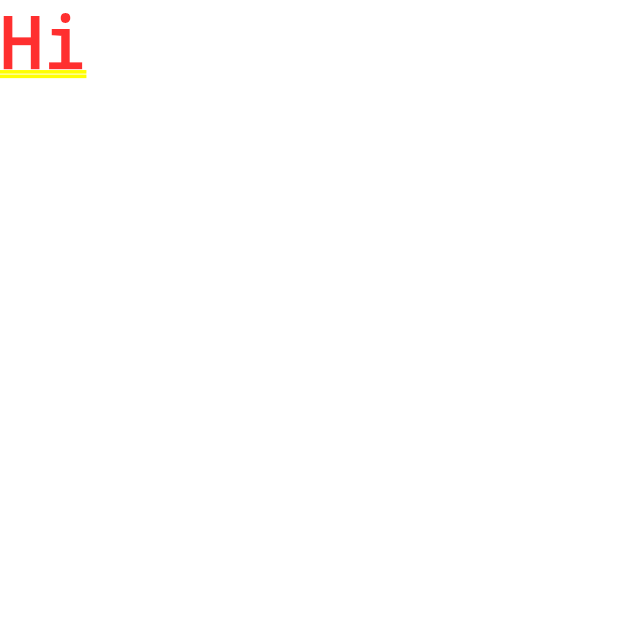
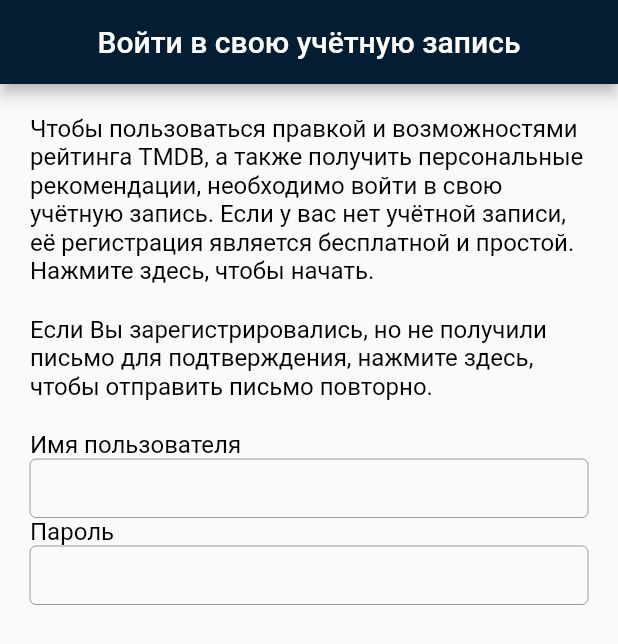
Before and after one commit to mrxab/themoviedb, a Flutter app: the screen it shows after launch, on a phone screen of 412 x 824 dp. Shown: the top 644 px of the screen. Run offline on Flutter 3.47's test engine with Material 2 defaults, Android fonts, the phone set to English and light mode, and no system bars.

Commit message:
add auth widget

```diff
--- a/lib/main.dart
+++ b/lib/main.dart
@@ -1,4 +1,5 @@
 import 'package:flutter/material.dart';
+import 'widget/auth/auth_widget.dart';
 
 void main() {
   runApp(const MyApp());
@@ -13,8 +14,9 @@ class MyApp extends StatelessWidget {
       title: 'Flutter Demo',
       theme: ThemeData(
         primarySwatch: Colors.blue,
+        appBarTheme: AppBarTheme(color: Color(0xFF031d33)),
       ),
-      home: Text('Hi'),
+      home: AuthWidget(),
     );
   }
 }
--- /dev/null
+++ b/lib/widget/auth/auth_widget.dart
@@ -0,0 +1,82 @@
+import 'package:flutter/material.dart';
+
+class AuthWidget extends StatefulWidget {
+  AuthWidget({Key? key}) : super(key: key);
+
+  @override
+  State<AuthWidget> createState() => _AuthWidgetState();
+}
+
+class _AuthWidgetState extends State<AuthWidget> {
+  @override
+  Widget build(BuildContext context) {
+    return Scaffold(
+        appBar: AppBar(
+          title: Text('Войти в свою учётную запись'),
+          centerTitle: true,
+        ),
+        body: _HeaderWidget());
+  }
+}
+
+class _HeaderWidget extends StatelessWidget {
+  const _HeaderWidget({Key? key}) : super(key: key);
+
+  @override
+  Widget build(BuildContext context) {
+    final styleText = const TextStyle(
+      color: Colors.black,
+      fontSize: 16,
+      fontFamily: 'sans-serif',
+    );
+
+    final inputDecoration = const InputDecoration(
+      border: OutlineInputBorder(),
+      isCollapsed: true,
+      contentPadding: EdgeInsets.symmetric(
+        horizontal: 10,
+        vertical: 10,
+      ),
+    );
+    return Padding(
+      padding: const EdgeInsets.symmetric(horizontal: 20),
+      child: Column(
+        crossAxisAlignment: CrossAxisAlignment.start,
+        children: [
+          SizedBox(
+            height: 20,
+          ),
+          Text(
+            'Чтобы пользоваться правкой и возможностями рейтинга TMDB, а также получить персональные рекомендации, необходимо войти в свою учётную запись. Если у вас нет учётной записи, её регистрация является бесплатной и простой. Нажмите здесь, чтобы начать.',
+            style: styleText,
+          ),
+          SizedBox(
+            height: 20,
+          ),
+          Text(
+            'Если Вы зарегистрировались, но не получили письмо для подтверждения, нажмите здесь, чтобы отправить письмо повторно.',
+            style: styleText,
+          ),
+          SizedBox(
+            height: 20,
+          ),
+          Text(
+            'Имя пользователя',
+            style: styleText,
+          ),
+          TextField(
+            decoration: inputDecoration,
+          ),
+          Text(
+            'Пароль',
+            style: styleText,
+          ),
+          TextField(
+            decoration: inputDecoration,
+            obscureText: true,
+          ),
+        ],
+      ),
+    );
+  }
+}
```
